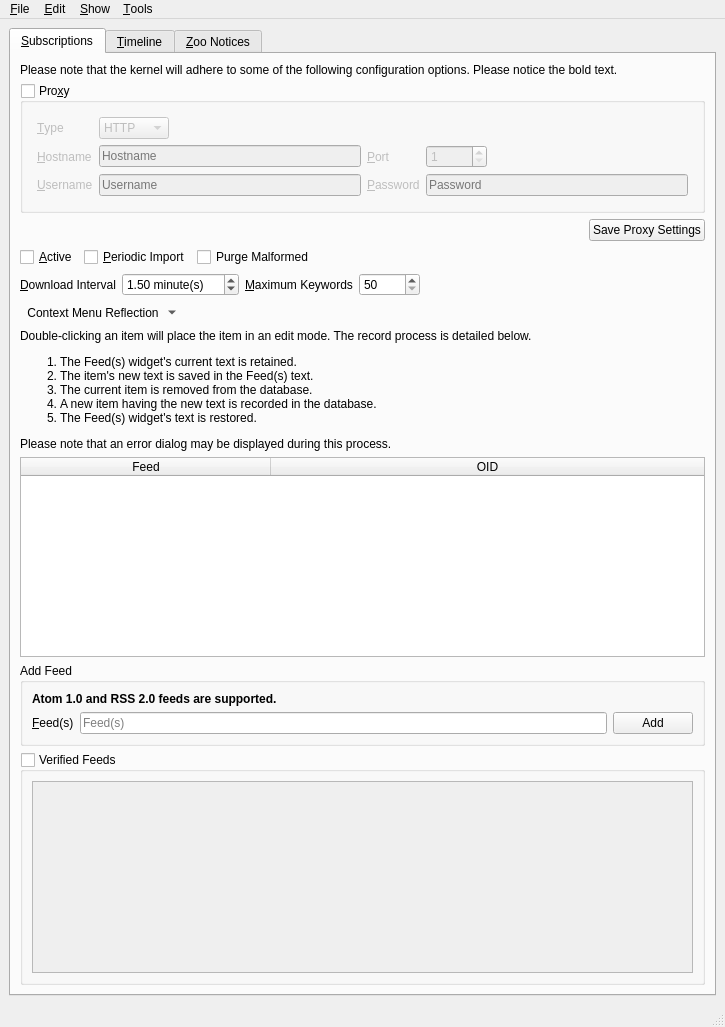
First picture: the form in branches/trunk/UI/spot-on-rss.ui, repository textbrowser/spot-on, before the edit.
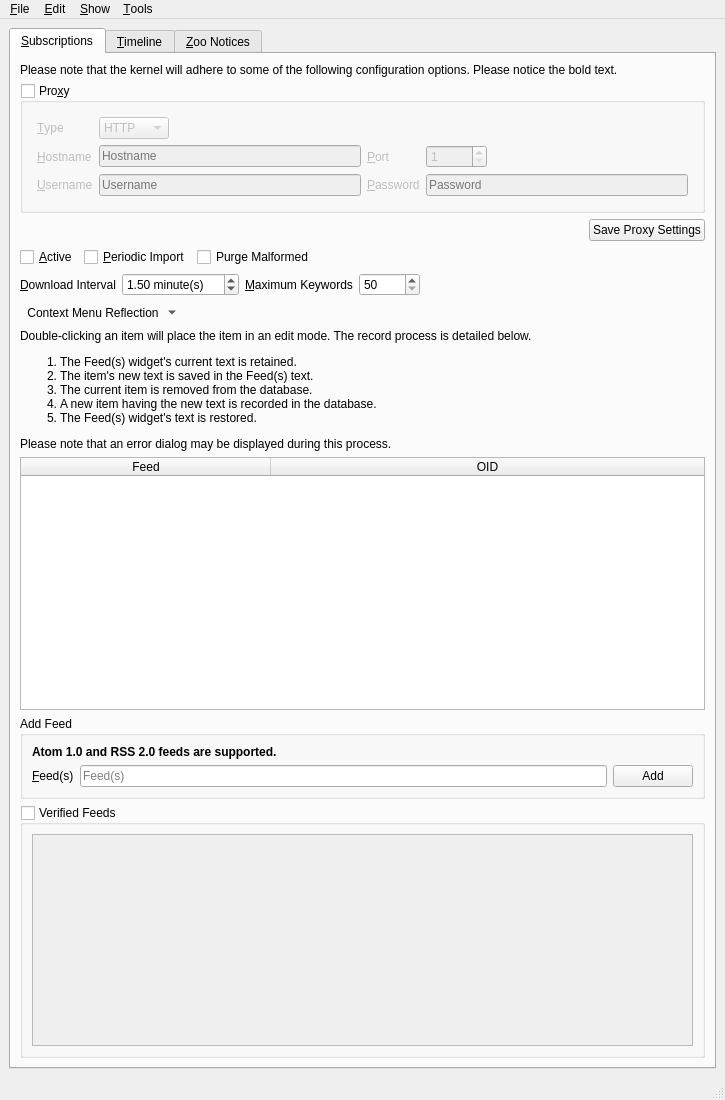
Second picture: the form after the edit. Icons and pictures are not drawn. Custom widgets are drawn as their Qt base class.

The edit to the form file:
```diff
--- a/branches/trunk/UI/spot-on-rss.ui
+++ b/branches/trunk/UI/spot-on-rss.ui
@@ -7,7 +7,7 @@
     <x>0</x>
     <y>0</y>
     <width>725</width>
-    <height>1027</height>
+    <height>1100</height>
    </rect>
   </property>
   <property name="windowIcon">
```
